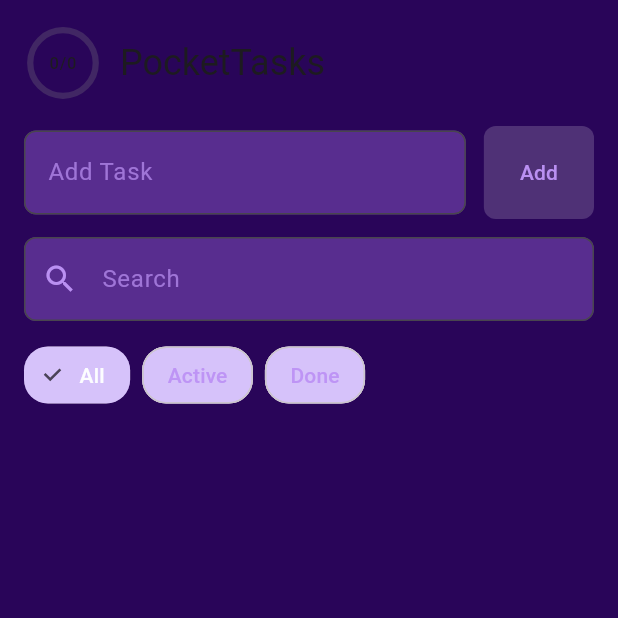
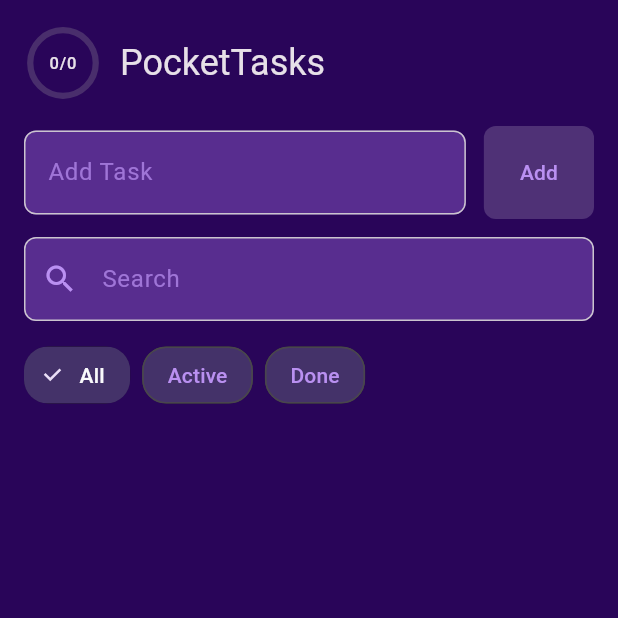
Before and after one commit to bharat-khalate/PocketTasks, a Flutter app: the screen it shows after launch, on a phone screen of 412 x 824 dp, the top half of it. Run offline on Flutter 3.47's test engine with Material 3 defaults, Android fonts, the phone set to English and light mode, and no system bars; our stand-ins replace shared_preferences.

Commit message:
fixed-theme-issue

```diff
--- a/lib/main.dart
+++ b/lib/main.dart
@@ -29,13 +29,13 @@ class _PocketTasksAppState extends State<PocketTasksApp> {
   Widget build(BuildContext context) {
     final dark = ThemeData(
       colorScheme: ColorScheme.fromSeed(seedColor: const Color(0xFF290559), brightness: Brightness.dark),
-      scaffoldBackgroundColor: ColorScheme.fromSeed(seedColor: const Color(0xFF290559), brightness: Brightness.light).surface,
+      scaffoldBackgroundColor: ColorScheme.fromSeed(seedColor: const Color(0xFF290559), brightness: Brightness.dark).surface,
       useMaterial3: true,
     );
 
     final light = ThemeData(
-      colorScheme: ColorScheme.fromSeed(seedColor: const Color(0xFF290559), brightness: Brightness.light),
-      scaffoldBackgroundColor: ColorScheme.fromSeed(seedColor: const Color(0xFF290559), brightness: Brightness.light).surface,
+      colorScheme:  ColorScheme.fromSeed(seedColor: const Color(0xFF290559), brightness: Brightness.dark),
+      scaffoldBackgroundColor: ColorScheme.fromSeed(seedColor: const Color(0xFF290559), brightness: Brightness.dark).surface,
       useMaterial3: true,
     );
 
```
